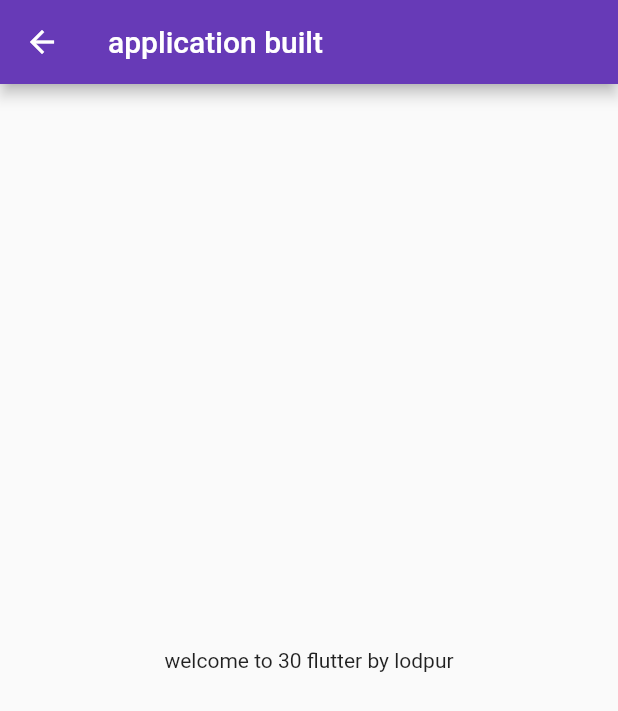
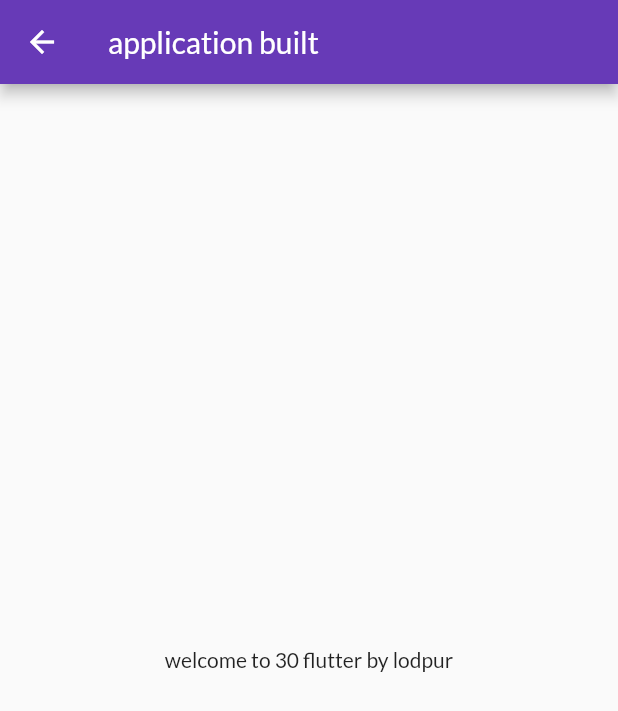
Before and after one commit to Aman-Raut/app_project, a Flutter app: the screen it shows after launch, on a phone screen of 412 x 824 dp. Shown: the top 711 px of the screen. Run offline on Flutter 3.47's test engine with Material 2 defaults, Android fonts, the phone set to English and light mode, and no system bars; our stand-ins replace google_fonts; missing offline and left inert: dart:html.

Commit message:
Day4 complete

```diff
--- a/lib/main.dart
+++ b/lib/main.dart
@@ -1,6 +1,6 @@
 import 'package:app_project/pages/login_page.dart';
 import 'package:flutter/material.dart';
-
+import 'package:google_fonts/google_fonts.dart';
 import 'pages/home_page.dart';
 
 void main() {
@@ -12,25 +12,21 @@ class MyApp extends StatelessWidget {
 
   @override
   Widget build(BuildContext context) {
-    bool isMale = true;
-    num temp = 30.5;
 
-    var day = "Tuesday";
-    const pi = 3.14;
-
-    return MaterialApp(
-
-    themeMode: ThemeMode.light,
-    theme: ThemeData(primarySwatch: Colors.deepPurple),
-    darkTheme: ThemeData(
-      brightness: Brightness.dark,
-    ),
-    initialRoute: "/home",
-    routes: {
-      "/":(context) => HomePage(),
-      "/home":(context) => HomePage(),
-      "/login":(context) => loginePage()
-    },
+   return MaterialApp(
+      themeMode: ThemeMode.light,
+      theme: ThemeData(
+        primarySwatch: Colors.deepPurple,
+        fontFamily: GoogleFonts.lato().fontFamily,
+        primaryTextTheme: GoogleFonts.latoTextTheme()),
+      darkTheme:
+          ThemeData(brightness: Brightness.dark,),
+      initialRoute: "/home",
+      routes: {
+        "/": (context) => HomePage(),
+        "/home": (context) => HomePage(),
+        "/login": (context) => loginPage()
+      },
     );
   }
 }
```
Also changed, not shown: lib/pages/login_page.dart (+45 -14 lines), pubspec.yaml (+4 -9 lines), assets/images/login_image.png (added), pubspec.lock, 1 other file.
